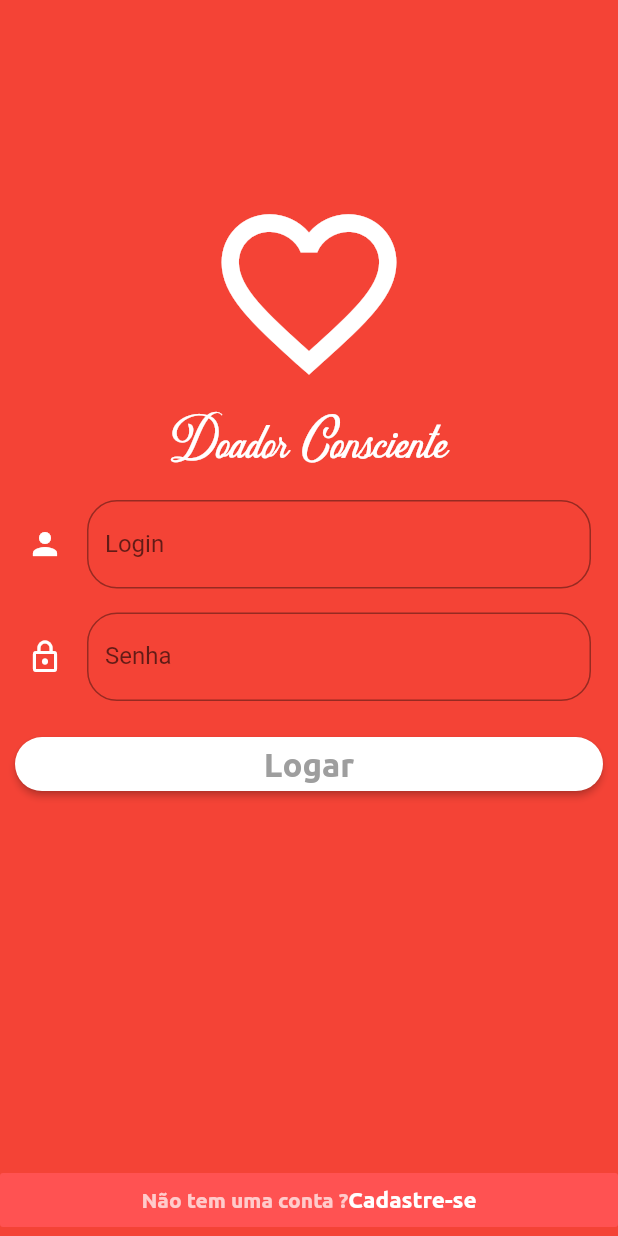
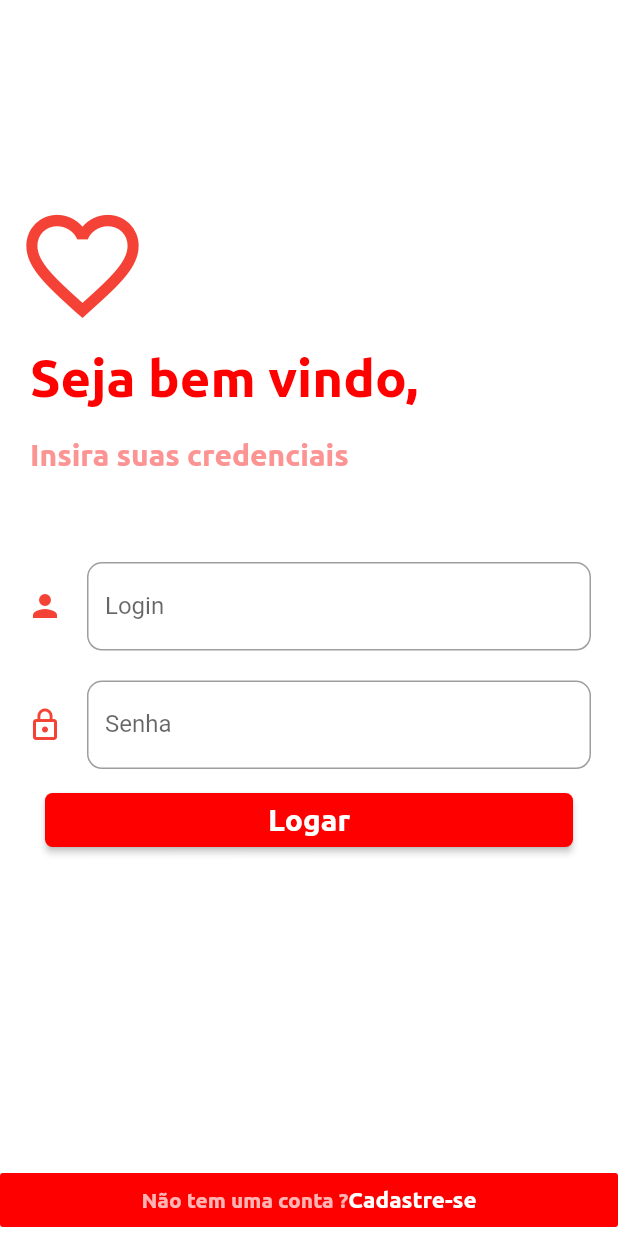
Before and after one commit to pedroelias520/Doador_Consciente, a Flutter app: the screen it shows after launch, on a phone screen of 412 x 824 dp. Run offline on Flutter 3.47's test engine with Material 2 defaults, Android fonts, the phone set to English and light mode, and no system bars; our stand-ins replace auto_size_text, cloud_firestore, firebase_auth, firebase_storage, google_sign_in, image_picker and 2 more; accounts and stored records are empty.

Commit message:
upgrade:new front-end style

```diff
--- a/doador_consciente/lib/ui/login_screen.dart
+++ b/doador_consciente/lib/ui/login_screen.dart
@@ -15,7 +15,6 @@ class LoginPage extends StatefulWidget {
 }
 
 class _LoginPageState extends State<LoginPage> {
-
   ContactHelper helper = ContactHelper();
   List<Contact> contacts = List();
   String login_user, senha_user;
@@ -24,11 +23,12 @@ class _LoginPageState extends State<LoginPage> {
 
   @override
   Widget build(BuildContext context) {
+    void _onSucess() {
+      Navigator.push(
+          context, MaterialPageRoute(builder: (context) => ChooseScreen()));
+    }
 
-    void _onSucess(){
-      Navigator.push(context, MaterialPageRoute(builder: (context) => ChooseScreen()));
-    }
-    void _onFail(){
+    void _onFail() {
       showDialog(
           context: context,
           builder: (BuildContext context) {
@@ -45,10 +45,11 @@ class _LoginPageState extends State<LoginPage> {
             );
           });
     }
+
     return Scaffold(
-      backgroundColor: Colors.red,
+        backgroundColor: Colors.white,
         bottomNavigationBar: FlatButton(
-          color: Colors.redAccent,
+            color: Color.fromRGBO(255, 0, 0, 1),
             onPressed: () {
               showCadastroPage(context: context);
             },
@@ -57,7 +58,8 @@ class _LoginPageState extends State<LoginPage> {
               children: <Widget>[
                 Text(
                   "Não tem uma conta ?",
-                style: TextStyle(color: Colors.white70, fontFamily: 'UbuntuB'),
+                  style:
+                      TextStyle(color: Colors.white70, fontFamily: 'UbuntuB'),
                 ),
                 Text(
                   "Cadastre-se",
@@ -67,9 +69,13 @@ class _LoginPageState extends State<LoginPage> {
               ],
             )),
         body: ScopedModelDescendant<UserModel>(
-        builder: (context,builder,model){
-          if(model.isLodding)
-            return Center(child: CircularProgressIndicator(backgroundColor: Colors.red,),);
+          builder: (context, builder, model) {
+            if (model.isLodding)
+              return Center(
+                child: CircularProgressIndicator(
+                  backgroundColor: Colors.red,
+                ),
+              );
             return Stack(children: <Widget>[
               SingleChildScrollView(
                 padding: EdgeInsets.only(left: 10.0, right: 10.0),
@@ -79,54 +85,70 @@ class _LoginPageState extends State<LoginPage> {
                       child: Column(
                     crossAxisAlignment: CrossAxisAlignment.stretch,
                     children: <Widget>[
+                      Row(
+                        crossAxisAlignment: CrossAxisAlignment.start,
+                        children: <Widget>[
                           Icon(
                             Icons.favorite_border,
-                          size: 140.0,
-                          color: Colors.white,
+                            size: 90.0,
+                            color: Colors.red,
+                          ),
+                        ],
                       ),
                       Padding(
                         padding: const EdgeInsets.all(10.0),
                         child: Text(
-                            "Doador Consciente",
+                          "Seja bem vindo,",
                           style: TextStyle(
-                                fontFamily: "Delighter",
-                                fontSize: 40,
-                                color: Colors.white),
-                            textAlign: TextAlign.center,
+                              fontFamily: "UbuntuB",
+                              fontSize: 35,
+                              color: Color.fromRGBO(255, 0, 0, 1)),
                         ),
                       ),
                       Padding(
-                          padding: const EdgeInsets.all(8.0),
+                        padding: const EdgeInsets.all(10.0),
+                        child: Text(
+                          "Insira suas credenciais",
+                          style: TextStyle(
+                              fontFamily: "UbuntuB",
+                              fontSize: 20,
+                              color: Color.fromRGBO(253, 148, 148, 1)),
+                        ),
+                      ),
+                      Padding(
+                        padding: const EdgeInsets.only(
+                            top: 50, left: 8.0, right: 8.0),
                         child: TextFormField(
                           controller: loginController,
                           keyboardType: TextInputType.emailAddress,
                           decoration: InputDecoration(
                             icon: Icon(
                               Icons.person,
-                                color: Colors.white,
+                              color: Colors.red,
                             ),
                             border: OutlineInputBorder(
-                                  borderRadius: BorderRadius.circular(20.0)),
+                                borderRadius: BorderRadius.circular(10.0)),
                             labelText: "Login",
                             hintStyle: TextStyle(
-                                  color: Colors.white,
+                                color: Colors.red,
                                 fontSize: 60.0,
                                 fontFamily: 'UbuntuB'),
                           ),
                         ),
                       ),
                       Padding(
-                          padding: const EdgeInsets.all(8.0),
+                        padding: const EdgeInsets.only(
+                            top: 20, left: 8.0, right: 8.0),
                         child: TextFormField(
                           controller: senhaController,
                           keyboardType: TextInputType.visiblePassword,
                           decoration: InputDecoration(
                             icon: Icon(
                               Icons.lock_outline,
-                                color: Colors.white,
+                              color: Colors.red,
                             ),
                             border: OutlineInputBorder(
-                                  borderRadius: BorderRadius.circular(20.0)),
+                                borderRadius: BorderRadius.circular(10.0)),
                             labelText: "Senha",
                             hintStyle: TextStyle(
                                 color: Colors.white,
@@ -136,24 +158,25 @@ class _LoginPageState extends State<LoginPage> {
                         ),
                       ),
                       Container(
-                          width: 80.0,
                         child: Padding(
-                            padding: EdgeInsets.only(top: 10.0, bottom: 10.0),
+                          padding: EdgeInsets.only(
+                              top: 10.0, left: 20.0, right: 20.0),
                           child: RaisedButton(
                             splashColor: Colors.redAccent,
                             shape: RoundedRectangleBorder(
-                                  borderRadius: BorderRadius.circular(20.0)),
+                                borderRadius: BorderRadius.circular(5.0)),
                             onPressed: () {
-                                    model.SignIn(loginController.text, senhaController.text, _onSucess, _onFail);
+                              model.SignIn(loginController.text,
+                                  senhaController.text, _onSucess, _onFail);
                             },
                             child: Text(
                               "Logar",
                               style: TextStyle(
-                                    color: Colors.grey,
-                                    fontSize: 22.0,
+                                  color: Colors.white,
+                                  fontSize: 20.0,
                                   fontFamily: "UbuntuB"),
                             ),
-                              color: Colors.white,
+                            color: Color.fromRGBO(255, 0, 0, 1),
                           ),
                         ),
                       ),
@@ -163,9 +186,7 @@ class _LoginPageState extends State<LoginPage> {
               )
             ]);
           },
-      )
-    );
-
+        ));
   }
 
   void showCadastroPage({Contact contact, BuildContext context}) async {
@@ -182,8 +203,7 @@ class _LoginPageState extends State<LoginPage> {
     if (loginController.text == "BalterCFH" && senhaController.text == "123") {
       await Navigator.push(
         context,
-        MaterialPageRoute(
-            builder: (context) => ChooseScreen()),
+        MaterialPageRoute(builder: (context) => ChooseScreen()),
       );
     } else {
       showDialog(
```
Lines whose indentation alone changed are shown as unchanged.
